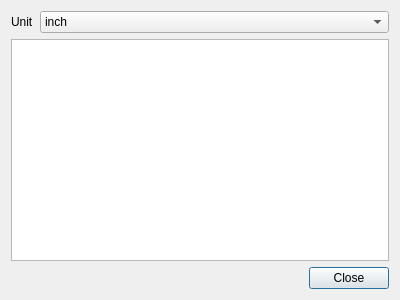
The window that centroiddialog.ui (sibbi77/pickAndPlaceMachine) describes before a commit, drawn with Qt 5.
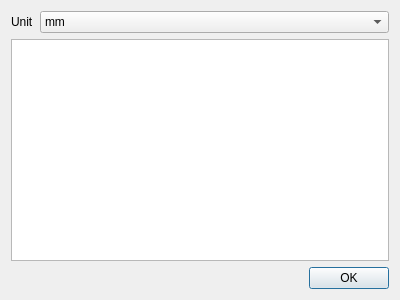
The same window after the commit.

```diff
--- a/centroiddialog.ui
+++ b/centroiddialog.ui
@@ -25,11 +25,6 @@
      </item>
      <item row="0" column="1">
       <widget class="QComboBox" name="comboBox">
-       <item>
-        <property name="text">
-         <string>inch</string>
-        </property>
-       </item>
        <item>
         <property name="text">
          <string>mm</string>
@@ -52,7 +47,7 @@
       <enum>Qt::Horizontal</enum>
      </property>
      <property name="standardButtons">
-      <set>QDialogButtonBox::Close</set>
+      <set>QDialogButtonBox::Ok</set>
      </property>
     </widget>
    </item>
```
Left out of the diff: 45 changed lines with no effect on the pictures.
